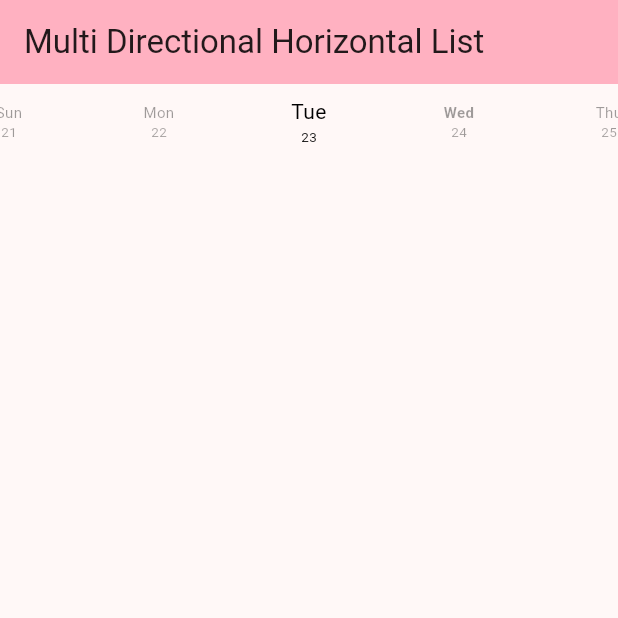
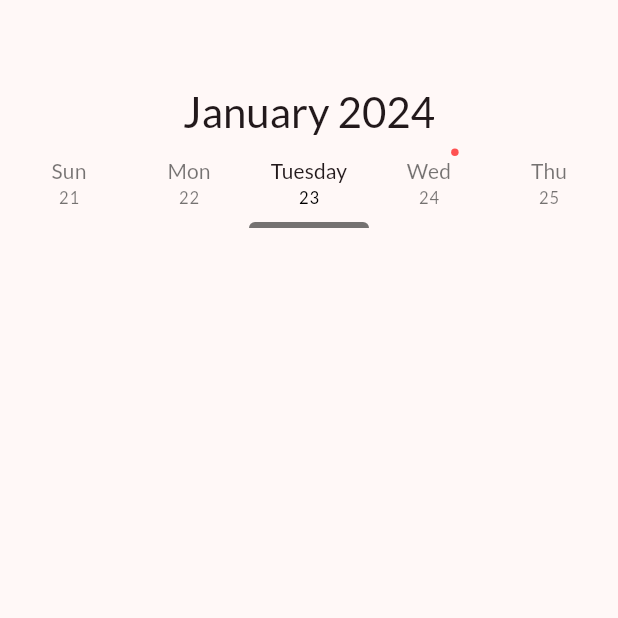
Before and after one commit to joafc96/multi_directional_horizontal_list, a Flutter app: the screen it shows after launch, after a tap on an icon or button, on a phone screen of 412 x 824 dp, the top half of it. Run offline on Flutter 3.47's test engine with Material 3 defaults, Android fonts, the phone set to English and light mode, and no system bars; our stand-ins replace google_fonts.

Commit message:
updated example

```diff
--- a/example/lib/main.dart
+++ b/example/lib/main.dart
@@ -1,4 +1,5 @@
 import 'package:flutter/material.dart';
+import 'package:google_fonts/google_fonts.dart';
 import 'package:multi_directional_horizontal_list/multi_directional_horizontal_list.dart';
 import 'package:intl/intl.dart';
 
@@ -18,7 +19,7 @@ class MyApp extends StatelessWidget {
         colorScheme: ColorScheme.fromSeed(seedColor: Colors.pinkAccent),
         useMaterial3: true,
       ),
-      home: const MyHomePage(title: 'Multi Directional Horizontal List'),
+      home: const MyHomePage(title: ''),
     );
   }
 }
@@ -44,7 +45,9 @@ class _MyHomePageState extends State<MyHomePage> {
   DateTime _selectedDateStart = DateTime.now();
   int _activeIndex = 0;
 
-  late double middle = -(MediaQuery.sizeOf(context).width) / 2 + 100 / 2;
+  final double itemWidth = 80;
+
+  late double middle = -(MediaQuery.sizeOf(context).width) / 2 + itemWidth / 2;
 
   @override
   initState() {
@@ -63,27 +66,40 @@ class _MyHomePageState extends State<MyHomePage> {
   Widget build(BuildContext context) {
     return Scaffold(
       appBar: AppBar(
-        backgroundColor: Theme.of(context).colorScheme.inversePrimary,
         title: Text(widget.title),
       ),
-      body: MultiDirectionalHorizontalList.builder(
+      body: Column(
+        mainAxisSize: MainAxisSize.min,
+        children: [
+          // Month and Year
+          Text(
+            _selectedDateStart.monthAndDay,
+            key: const ValueKey(0),
+            maxLines: 1,
+            textAlign: TextAlign.center,
+            style: GoogleFonts.lato(
+              textStyle: Theme.of(context).textTheme.headlineMedium,
+            ),
+          ),
+
+          MultiDirectionalHorizontalList.builder(
             controller: controller,
             initialScrollOffset: middle,
-        itemCount: 20,
-        height: 50,
+            itemCount: 100,
+            height: 60,
             onLeftLoaded: () {},
             onRightLoaded: () {},
             itemBuilder: (context, index) {
-          DateTime currentDateTime = DateTime(DateTime.now().year,
-              DateTime.now().month, DateTime.now().day + index);
+              // Current Date Time
+              DateTime currentDateTime = DateTime(
+                DateTime.now().year,
+                DateTime.now().month,
+                DateTime.now().day + index,
+              );
 
-          bool isSelected = _selectedDateStart.month == currentDateTime.month &&
-              _selectedDateStart.year == currentDateTime.year &&
-              _selectedDateStart.day == currentDateTime.day;
+              bool isSelected = currentDateTime.isSelected(_selectedDateStart);
 
-          bool isToday = currentDateTime.day == DateTime.now().day &&
-              currentDateTime.month == DateTime.now().month &&
-              currentDateTime.year == DateTime.now().year;
+              bool isToday = currentDateTime.isToday;
 
               return InkWell(
                 splashFactory: NoSplash.splashFactory,
@@ -95,91 +111,175 @@ class _MyHomePageState extends State<MyHomePage> {
                   });
                 },
                 child: SizedBox(
-              width: 100,
+                  width: itemWidth,
                   child: Column(
-                mainAxisAlignment: MainAxisAlignment.center,
-                crossAxisAlignment: CrossAxisAlignment.center,
+                    mainAxisAlignment: MainAxisAlignment.end,
                     children: [
                       NotificationListener(
                         onNotification:
                             (SizeChangedLayoutNotification notification) {
-                      controller
-                          .animateTo(middle + (_activeIndex - 1) * 100 + 100);
-
+                          controller.animateTo(
+                            middle + (_activeIndex - 1) * itemWidth + itemWidth,
+                          );
                           return true;
                         },
                         child: SizeChangedLayoutNotifier(
                           child: AnimatedSwitcher(
                             duration: const Duration(milliseconds: 300),
                             child: isSelected
-                            ? Text(
-                                getDay(currentDateTime, abbreviate: true),
+                                ? Stack(
+                                    children: [
+                                      Positioned(
+                                        top: 0,
+                                        right: 0,
+                                        child: isToday
+                                            ? const RedDot()
+                                            : const SizedBox.shrink(),
+                                      ),
+                                      Text(
+                                        getDay(
+                                          currentDateTime,
+                                          abbreviate: false,
+                                        ),
                                         key: const ValueKey(0),
                                         maxLines: 1,
                                         textAlign: TextAlign.center,
-                                style: TextStyle(
-                                  fontSize: 14,
-                                  color: Colors.black,
-                                  fontWeight: isToday
-                                      ? FontWeight.bold
-                                      : FontWeight.normal,
-                                  overflow: TextOverflow.clip,
+                                        style: GoogleFonts.lato(
+                                          textStyle: Theme.of(context)
+                                              .textTheme
+                                              .titleSmall,
                                         ),
+                                      ),
+                                    ],
                                   )
-                            : Text(
-                                getDay(currentDateTime, abbreviate: true),
+                                : Stack(
+                                    children: [
+                                      Positioned(
+                                        top: 0,
+                                        right: 0,
+                                        child: isToday
+                                            ? const RedDot()
+                                            : const SizedBox.shrink(),
+                                      ),
+                                      Text(
+                                        getDay(
+                                          currentDateTime,
+                                          abbreviate: true,
+                                        ),
                                         key: const ValueKey(1),
                                         maxLines: 1,
                                         textAlign: TextAlign.center,
-                                style: TextStyle(
-                                  fontSize: 10,
-                                  color: Colors.black38,
-                                  fontWeight: isToday
-                                      ? FontWeight.bold
-                                      : FontWeight.normal,
-                                  overflow: TextOverflow.clip,
+                                        style: GoogleFonts.lato(
+                                          textStyle: Theme.of(context)
+                                              .textTheme
+                                              .titleSmall
+                                              ?.copyWith(
+                                                color: Colors.black54,
+                                              ),
+                                        ),
+                                      ),
+                                    ],
                                   ),
                           ),
                         ),
                       ),
-                  ),
-                  DateTime.now().year == currentDateTime.year
-                      ? AnimatedSwitcher(
+                      AnimatedSwitcher(
                         duration: const Duration(milliseconds: 300),
                         child: isSelected
                             ? Text(
-                                  getDayInNo(currentDateTime),
+                                currentDateTime.dayInNo,
                                 key: const ValueKey(0),
-                                  style: TextStyle(
-                                    fontSize: 9,
-                                    color: Colors.black,
+                                style: GoogleFonts.lato(
+                                  textStyle: Theme.of(context)
+                                      .textTheme
+                                      .labelSmall
+                                      ?.copyWith(color: Colors.black),
                                 ),
                               )
                             : Text(
-                                  getDayInNo(currentDateTime),
+                                currentDateTime.dayInNo,
                                 key: const ValueKey(1),
-                                  style: TextStyle(
-                                    fontSize: 9,
-                                    color: Colors.black38,
+                                style: GoogleFonts.lato(
+                                  textStyle: Theme.of(context)
+                                      .textTheme
+                                      .labelSmall
+                                      ?.copyWith(color: Colors.black54),
                                 ),
                               ),
+                      ),
+                      const SizedBox(
+                        height: 8,
+                      ),
+                      AnimatedScale(
+                        duration: const Duration(milliseconds: 600),
+                        scale: isSelected ? 1 : 0,
+                        curve: isSelected
+                            ? Curves.decelerate
+                            : Curves.easeOutQuart,
+                        child: Container(
+                          decoration: const BoxDecoration(
+                            borderRadius: BorderRadius.only(
+                              topRight: Radius.circular(40),
+                              topLeft: Radius.circular(40),
+                            ),
+                            color: Colors.black54,
+                          ),
+                          width: itemWidth,
+                          height: 4,
+                        ),
                       )
-                      : const SizedBox.shrink(),
                     ],
                   ),
                 ),
               );
             },
           ),
+        ],
+      ),
     );
   }
 }
 
-String getMonth(DateTime dateTime, {bool includeYear = false}) {
+extension DateUtils on DateTime {
+  bool get isToday {
+    final now = DateTime.now();
+    return now.day == day && now.month == month && now.year == year;
+  }
+
+  bool get isTomorrow {
+    final tomorrow = DateTime.now().add(const Duration(days: 1));
+    return tomorrow.day == day &&
+        tomorrow.month == month &&
+        tomorrow.year == year;
+  }
+
+  bool get isYesterday {
+    final yesterday = DateTime.now().subtract(const Duration(days: 1));
+    return yesterday.day == day &&
+        yesterday.month == month &&
+        yesterday.year == year;
+  }
+
+  bool isSelected(DateTime selected) {
+    return selected.day == day &&
+        selected.month == month &&
+        selected.year == year;
+  }
+
+  String get monthAndDay {
+    return DateFormat.yMMMM().format(this);
+  }
+
+  String get dayInNo {
+    return DateFormat.d().format(this);
+  }
+
+  String getMonth({bool includeYear = false}) {
     if (includeYear) {
-    return DateFormat.yMMMM().format(dateTime);
+      return DateFormat.yMMMM().format(this);
     }
-  return DateFormat.MMMM().format(dateTime);
+    return DateFormat.MMMM().format(this);
+  }
 }
 
 String getDay(DateTime dateTime,
@@ -193,6 +293,21 @@ String getDay(DateTime dateTime,
   return DateFormat.EEEE().format(dateTime);
 }
 
-String getDayInNo(DateTime dateTime) {
-  return DateFormat.d().format(dateTime);
+class RedDot extends StatelessWidget {
+  const RedDot({super.key});
+
+  @override
+  Widget build(BuildContext context) {
+    return FractionalTranslation(
+      translation: const Offset(1.0, -1.0),
+      child: Container(
+        height: 5,
+        width: 5,
+        decoration: const BoxDecoration(
+          shape: BoxShape.circle,
+          color: Colors.redAccent,
+        ),
+      ),
+    );
   }
+}
--- a/example/pubspec.yaml
+++ b/example/pubspec.yaml
@@ -38,6 +38,7 @@ dependencies:
   multi_directional_horizontal_list:
     path: ../
   intl: ^0.19.0
+  google_fonts: ^6.1.0
 
 dev_dependencies:
   flutter_test:
--- a/lib/src/widget.dart
+++ b/lib/src/widget.dart
@@ -6,31 +6,39 @@ import 'index.dart';
 
 class MultiDirectionalHorizontalList extends StatefulWidget {
   /// @required
+  /// [itemCount] Total number of widgets to be rendered (includes both left, right and also center)
   final int itemCount;
 
-  /// A function that converts a context and an index to a Widget to be rendered
+  /// @required
+  /// [itemBuilder] Function that converts a context and an index to a Widget to be rendered
   final IndexedWidgetBuilder itemBuilder;
 
   /// @optional
+  /// [delta] The offset required to detect the ends before the last offset (left/right)
   final int delta;
 
   /// @optional
+  /// [initialScrollOffset] The offset provided to be where the scroll controller has to be scrolled
   final double initialScrollOffset;
 
   /// @optional
+  /// [duration] Duration for the animateTo method
   final Duration duration;
 
   /// @optional
+  /// [height] As horizontal requires a definite height to be provided to stop unbounded height exception
   final double height;
 
   /// @optional
+  /// [onLeftLoaded]  An optional callback triggered when scroll reaches left most end
   final VoidCallback? onLeftLoaded;
 
   /// @optional
+  /// [onRightLoaded] An optional callback triggered when scroll reaches right most end
   final VoidCallback? onRightLoaded;
 
   /// @optional
-  /// An optional controller to request changes and to notify consumers of changes
+  /// [controller] An optional controller to request changes and to notify consumers of changes
   /// via an optional listener
   final MultiDirectionalHorizontalListController? controller;
 
@@ -44,7 +52,7 @@ class MultiDirectionalHorizontalList extends StatefulWidget {
     this.height = 40,
     this.delta = 50,
     this.initialScrollOffset = 0,
-    this.duration = const Duration(milliseconds: 500),
+    this.duration = const Duration(milliseconds: 600),
   });
 
   @override
@@ -71,6 +79,31 @@ class _MultiDirectionalHorizontalListState
     populateLeftAndRightList(widget.itemCount);
 
     super.initState();
+  }
+
+  @override
+  void dispose() {
+    widget.controller?.disposeListeners();
+    super.dispose();
+  }
+
+  populateLeftAndRightList(int count) {
+    // Ensure count is an odd number to have 0 in the middle
+    if (count.isEven) {
+      count++;
+    }
+
+    int middleIndex = count ~/ 2;
+
+    // Add numbers to the left of 0
+    for (int i = 1; i < middleIndex; i++) {
+      left.add(-i);
+    }
+
+    // Add numbers to the right of 0
+    for (int i = 0; i < middleIndex; i++) {
+      right.add(i);
+    }
   }
 
   initialiseScrollController() {
@@ -100,31 +133,6 @@ class _MultiDirectionalHorizontalListState
           break;
       }
     });
-  }
-
-  @override
-  void dispose() {
-    widget.controller?.disposeListeners();
-    super.dispose();
-  }
-
-  populateLeftAndRightList(int count) {
-    // Ensure count is an odd number to have 0 in the middle
-    if (count.isEven) {
-      count++;
-    }
-
-    int middleIndex = count ~/ 2;
-
-    // Add numbers to the left of 0
-    for (int i = 1; i < middleIndex; i++) {
-      left.add(-i);
-    }
-
-    // Add numbers to the right of 0
-    for (int i = 0; i < middleIndex; i++) {
-      right.add(i);
-    }
   }
 
   _jumpToPosition(double? position) {
```
Also changed, not shown: example/pubspec.lock, 6 other files. Lines whose indentation alone changed are shown as unchanged.
